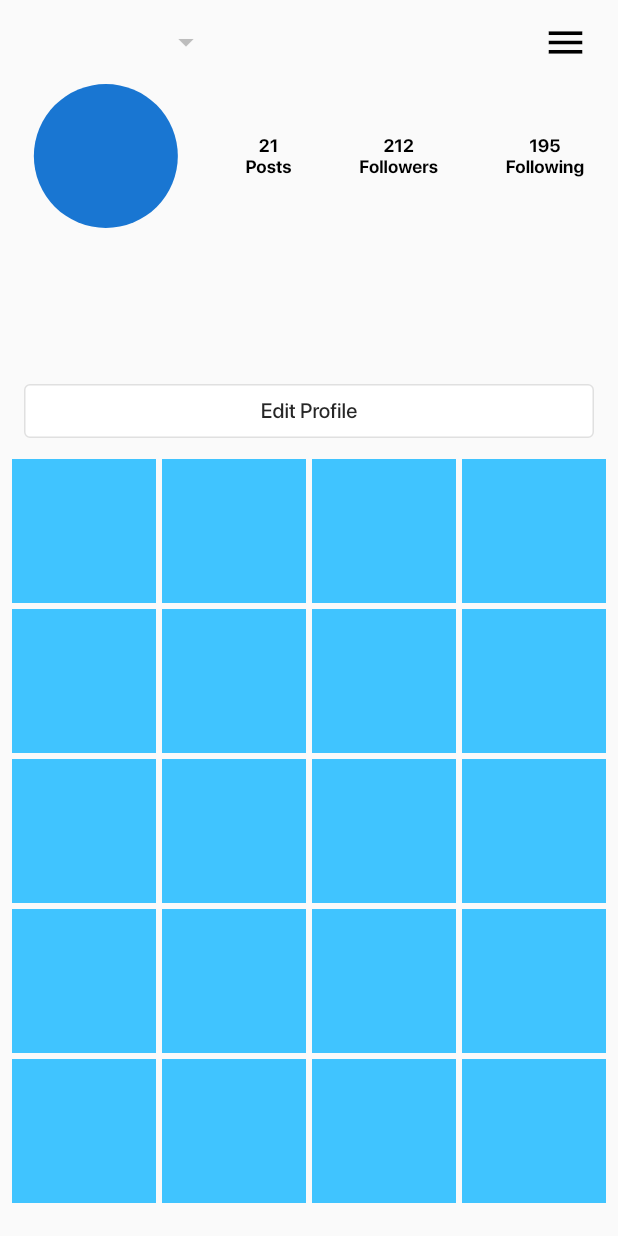
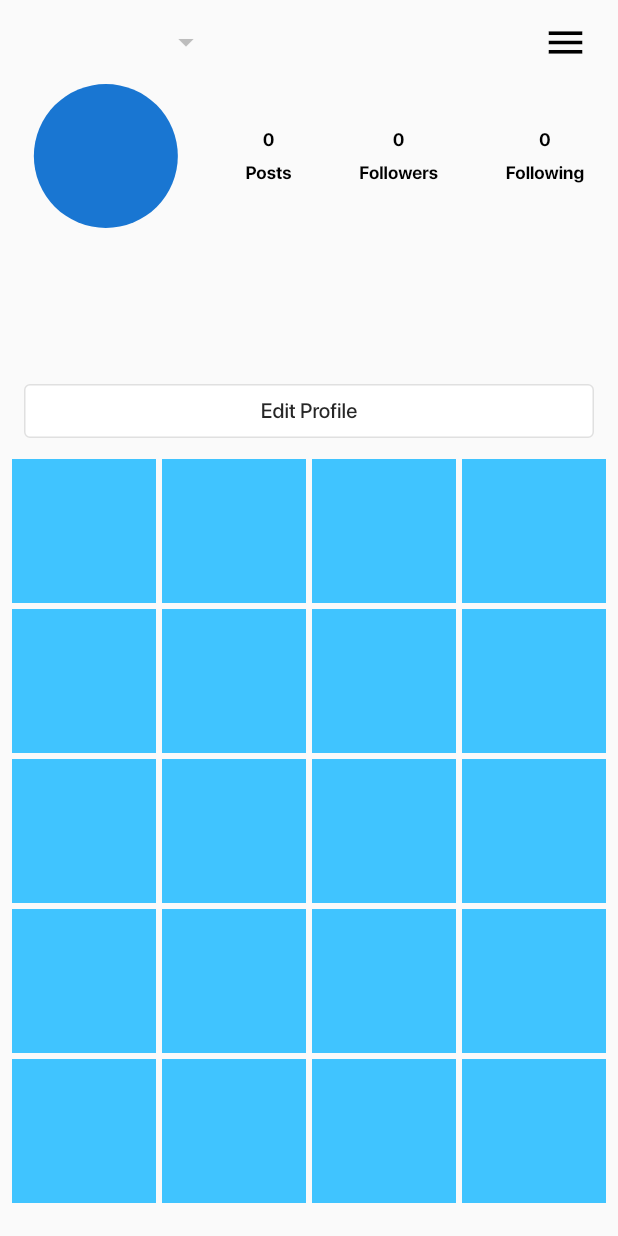
Before and after one commit to SediqeZangane/sedigram, a Flutter app: the ProfileScreen screen opened directly, on a phone screen of 412 x 824 dp. Run offline on Flutter 3.47's test engine with Material 2 defaults, Android fonts, the light colour scheme and no system bars; our stand-ins replace cloud_firestore, firebase_auth, firebase_core, flutter_bloc, google_sign_in, shimmer; missing offline and left inert: flutter_storage_path; accounts and stored records are empty; generated files the repository leaves out were written again; network calls fail.

Commit message:
build UserInfo class add getUserInfo Function(get from FirebaseFirestore) send info from bloc to state show info in ProfileScreen

```diff
--- /dev/null
+++ b/lib/core/domain/user_info.dart
@@ -0,0 +1,43 @@
+import 'package:json_annotation/json_annotation.dart';
+
+part 'user_info.g.dart';
+
+@JsonSerializable()
+class UserInfo {
+  String userId;
+  List<String> followers;
+  List<String> followings;
+  List<String> posts;
+
+  UserInfo({
+    required this.userId,
+    required this.followers,
+    required this.followings,
+    required this.posts,
+  });
+
+  UserInfo.empty()
+      : userId = '',
+        followers = [],
+        followings = [],
+        posts = [];
+
+  factory UserInfo.fromJson(Map<String, dynamic> json) =>
+      _$UserInfoFromJson(json);
+
+  Map<String, dynamic> toJson() => _$UserInfoToJson(this);
+
+  UserInfo copyWith({
+    String? userId,
+    List<String>? followers,
+    List<String>? followings,
+    List<String>? posts,
+  }) {
+    return UserInfo(
+      userId: userId ?? this.userId,
+      followers: followers ?? this.followers,
+      followings: followings ?? this.followings,
+      posts: posts ?? this.posts,
+    );
+  }
+}
--- a/lib/profile/application/profile_bloc.dart
+++ b/lib/profile/application/profile_bloc.dart
@@ -13,8 +13,16 @@ class ProfileBloc extends Bloc<ProfileEvent, ProfileState> {
           try {
             final userId = FirebaseAuth.instance.currentUser!.uid;
             final user = await FirestoreService().getUser(userId);
+            final userInfo = await FirestoreService().getUserInfo(userId);
+
             emit(
-                state.copyWith(isLoading: false, currentUser: user, error: ''));
+              state.copyWith(
+                isLoading: false,
+                currentUser: user,
+                error: '',
+                userInfo: userInfo,
+              ),
+            );
           } catch (_) {
             emit(state.copyWith(isLoading: false, error: "Couldn't get user"));
           }
--- a/lib/profile/application/profile_state.dart
+++ b/lib/profile/application/profile_state.dart
@@ -1,26 +1,36 @@
 import 'package:sedigram/core/domain/user.dart';
+import 'package:sedigram/core/domain/user_info.dart';
 
 class ProfileState {
   final bool isLoading;
   final User currentUser;
   final String error;
+  final UserInfo userInfo;
 
   ProfileState({
     required this.isLoading,
     required this.currentUser,
     required this.error,
+    required this.userInfo,
   });
 
   ProfileState.init()
       : isLoading = false,
         currentUser = User.empty(),
-        error = '';
+        error = '',
+        userInfo = UserInfo.empty();
 
-  ProfileState copyWith({bool? isLoading, User? currentUser, String? error}) {
+  ProfileState copyWith({
+    bool? isLoading,
+    User? currentUser,
+    String? error,
+    UserInfo? userInfo,
+  }) {
     return ProfileState(
       isLoading: isLoading ?? this.isLoading,
       currentUser: currentUser ?? this.currentUser,
       error: error ?? this.error,
+      userInfo: userInfo ?? this.userInfo,
     );
   }
 }
--- a/lib/profile/presentation/profile_screen.dart
+++ b/lib/profile/presentation/profile_screen.dart
@@ -53,13 +53,31 @@ class ProfileScreen extends StatelessWidget {
                     radius: 48,
                   ),
                   Column(
-                    children: const [Text('21'), Text('Posts')],
+                    children: [
+                      Text(state.userInfo.posts.length.toString()),
+                      const Padding(
+                        padding: EdgeInsets.only(top: 8),
+                        child: Text('Posts'),
+                      )
+                    ],
                   ),
                   Column(
-                    children: const [Text('212'), Text('Followers')],
+                    children: [
+                      Text(state.userInfo.followers.length.toString()),
+                      const Padding(
+                        padding: EdgeInsets.only(top: 8),
+                        child: Text('Followers'),
+                      )
+                    ],
                   ),
                   Column(
-                    children: const [Text('195'), Text('Following')],
+                    children: [
+                      Text(state.userInfo.followings.length.toString()),
+                      const Padding(
+                        padding: EdgeInsets.only(top: 8),
+                        child: Text('Following'),
+                      )
+                    ],
                   ),
                 ],
               ),
```
Also changed, not shown: lib/core/data/firestore_service.dart (+14 -10 lines), lib/core/domain/user_info.g.dart (added).
